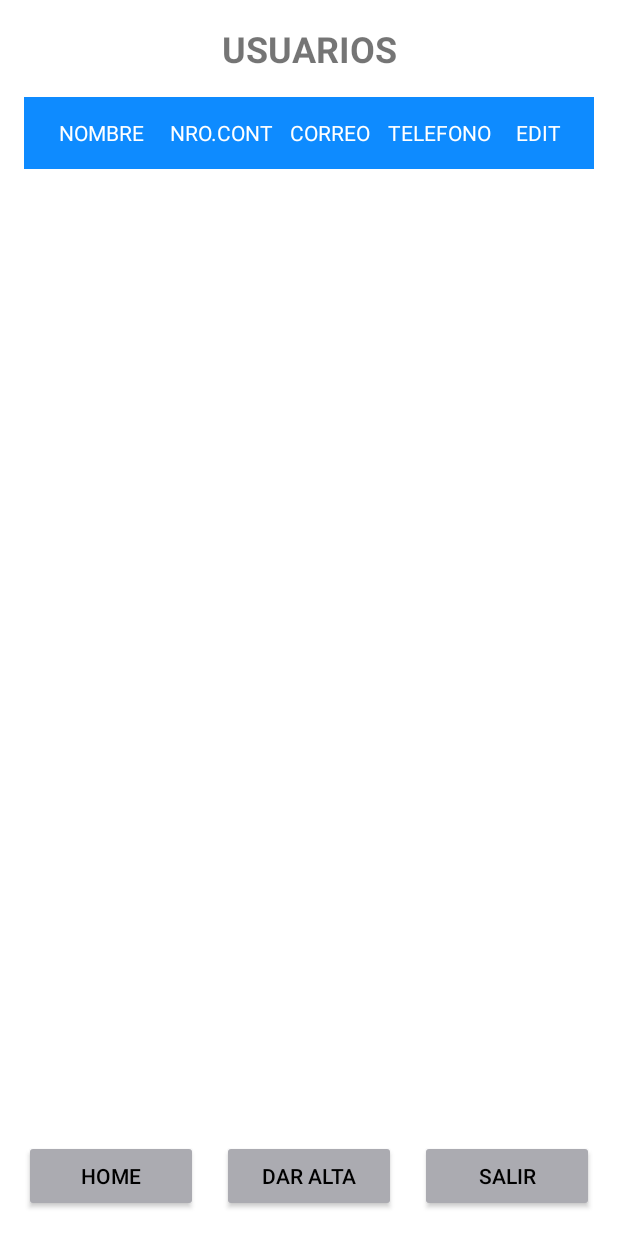
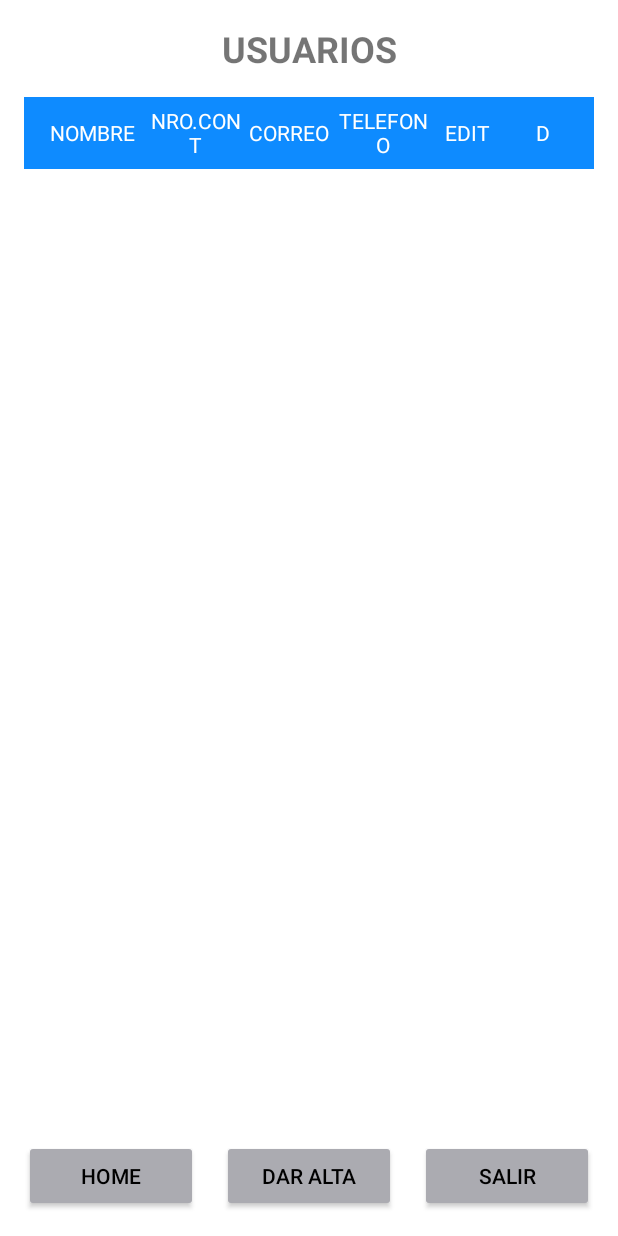
Before and after one commit to ivanfs20/AccesIto_App, an Android app built with Jetpack Compose: the usuariosAdministradorActivity screen opened directly, with no data from a screen before it, on a phone screen of 412 x 824 dp. Run offline under Robolectric (Android 15) with nearby library versions, the phone set to English and light mode, and no system bars; our stand-ins replace Room's generated code; 3 statements that could not run were skipped.

Commit message:
Update usuarios_administrador.xml

```diff
--- a/app/src/main/res/layout/usuarios_administrador.xml
+++ b/app/src/main/res/layout/usuarios_administrador.xml
@@ -62,6 +62,14 @@
             android:text="EDIT"
             android:textColor="@android:color/white"
             android:gravity="center"/>
+
+        <TextView
+            android:layout_width="0dp"
+            android:layout_height="match_parent"
+            android:layout_weight="0.8"
+            android:text="D"
+            android:textColor="@android:color/white"
+            android:gravity="center"/>
     </LinearLayout>
 
     <!-- Lista de elementos -->
@@ -112,5 +120,4 @@
             android:textColor="@color/black"/>
     </LinearLayout>
 
-
 </LinearLayout>
```
